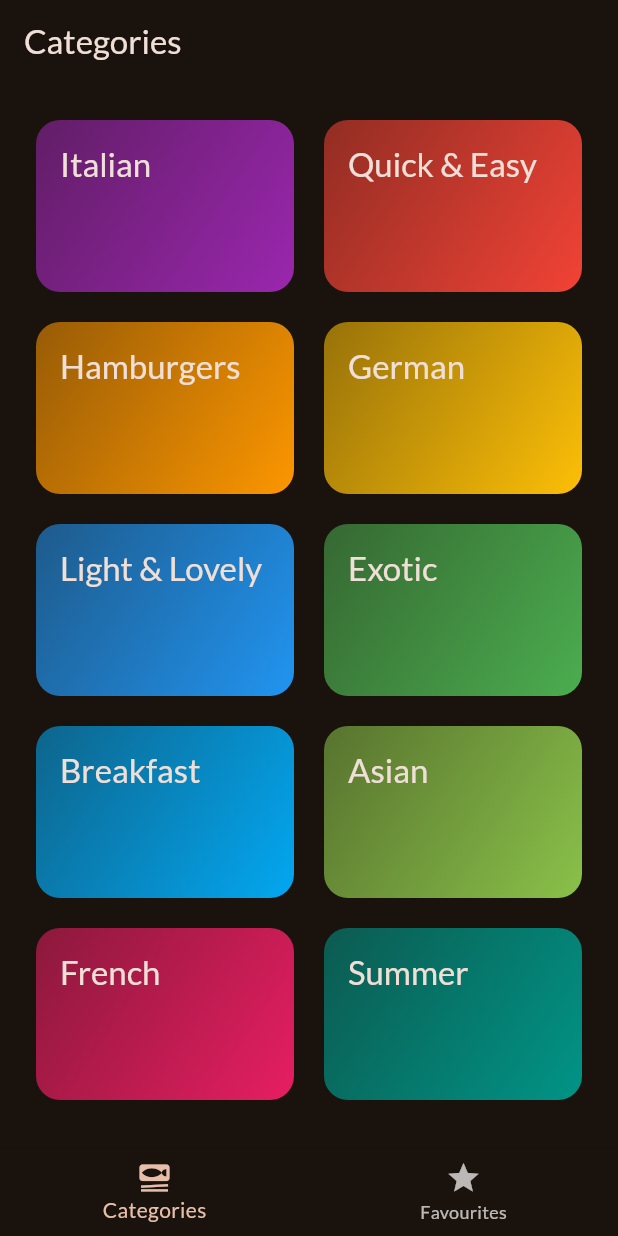
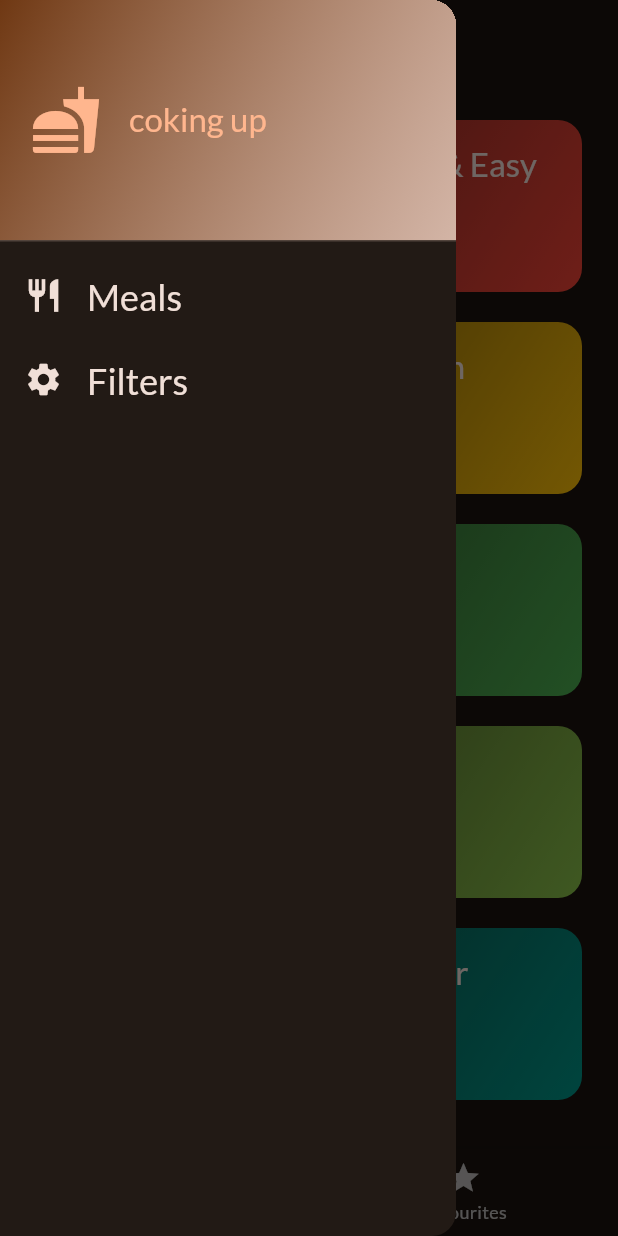
Before and after one commit to fredatabo/meals_app, a Flutter app: the screen it shows after launch, with the side drawer open (before the commit the screen has no drawer), on a phone screen of 412 x 824 dp. Run offline on Flutter 3.47's test engine with Material 2 defaults, Android fonts, the phone set to English and light mode, and no system bars; our stand-ins replace google_fonts, transparent_image.

Commit message:
switch list and filter options added

```diff
--- a/lib/main.dart
+++ b/lib/main.dart
@@ -1,7 +1,7 @@
 import 'package:flutter/material.dart';
 
 import 'package:google_fonts/google_fonts.dart';
-import 'package:meal_app/screens/categories.dart';
+//import 'package:meal_app/screens/categories.dart';
 import 'package:meal_app/screens/tabs.dart';
 
 final theme = ThemeData(
--- a/lib/widgets/main_drawer.dart
+++ b/lib/widgets/main_drawer.dart
@@ -1,11 +1,13 @@
 import 'package:flutter/material.dart';
 
 class MainDrawer extends StatelessWidget {
-  const MainDrawer({super.key});
+  const MainDrawer({super.key, required this.onSelectScreen});
+  //,  required this.onSelectScreen
+  final void Function(String identifier) onSelectScreen;
 
   @override
   Widget build(BuildContext context) {
-    return  Drawer(
+    return Drawer(
       child: Column(
         children: [
           DrawerHeader(
@@ -14,29 +16,61 @@ class MainDrawer extends StatelessWidget {
                 gradient: LinearGradient(
               colors: [
                 Theme.of(context).colorScheme.primaryContainer,
-                  Theme.of(context).colorScheme.onPrimaryContainer.withOpacity(0.8)
+                Theme.of(context)
+                    .colorScheme
+                    .onPrimaryContainer
+                    .withOpacity(0.8)
               ],
               begin: Alignment.topLeft,
               end: Alignment.bottomRight,
-                )
-            ),
+            )),
             child: Row(
               children: [
-                Icon(
-                  Icons.fastfood,
-                  size: 48,
-                  color: Theme.of(context).colorScheme.primary
-                ),
+                Icon(Icons.fastfood,
+                    size: 48, color: Theme.of(context).colorScheme.primary),
                 const SizedBox(width: 18),
                 Text(
                   'coking up',
-                  style: Theme.of(context).textTheme.titleLarge!.copyWith(
-                    color: Theme.of(context).colorScheme.primary
-                  ),
+                  style: Theme.of(context)
+                      .textTheme
+                      .titleLarge!
+                      .copyWith(color: Theme.of(context).colorScheme.primary),
                 ),
               ],
             ),
           ),
+          ListTile(
+            leading: Icon(
+              Icons.restaurant,
+              size: 26,
+              color: Theme.of(context).colorScheme.onBackground,
+            ),
+            title: Text(
+              'Meals',
+              style: Theme.of(context).textTheme.titleLarge!.copyWith(
+                  color: Theme.of(context).colorScheme.onBackground,
+                  fontSize: 24),
+            ),
+            onTap: () {
+              onSelectScreen('meals');
+            },
+          ),
+          ListTile(
+            leading: Icon(
+              Icons.settings,
+              size: 26,
+              color: Theme.of(context).colorScheme.onBackground,
+            ),
+            title: Text(
+              'Filters',
+              style: Theme.of(context).textTheme.titleLarge!.copyWith(
+                  color: Theme.of(context).colorScheme.onBackground,
+                  fontSize: 24),
+            ),
+            onTap: () {
+              onSelectScreen('filters');
+            },
+          )
         ],
       ),
     );
```
Also changed, not shown: lib/screens/filters.dart (added, +123 -0 lines), lib/screens/tabs.dart (+21 -1 lines). Lines whose indentation alone changed are shown as unchanged.
